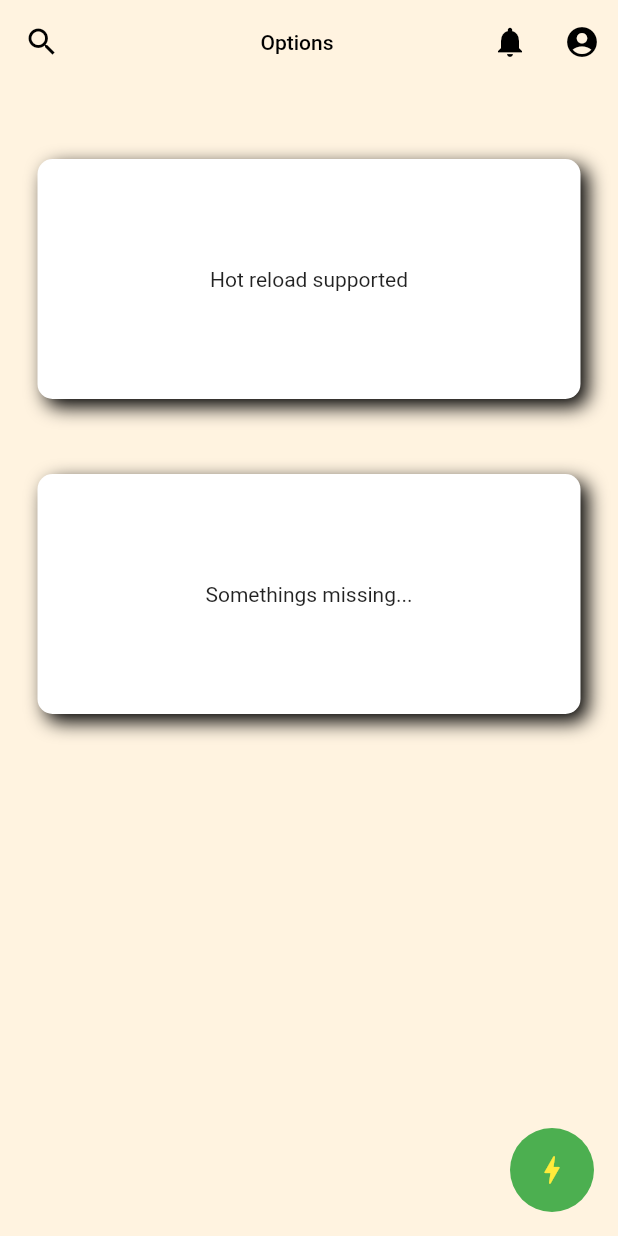
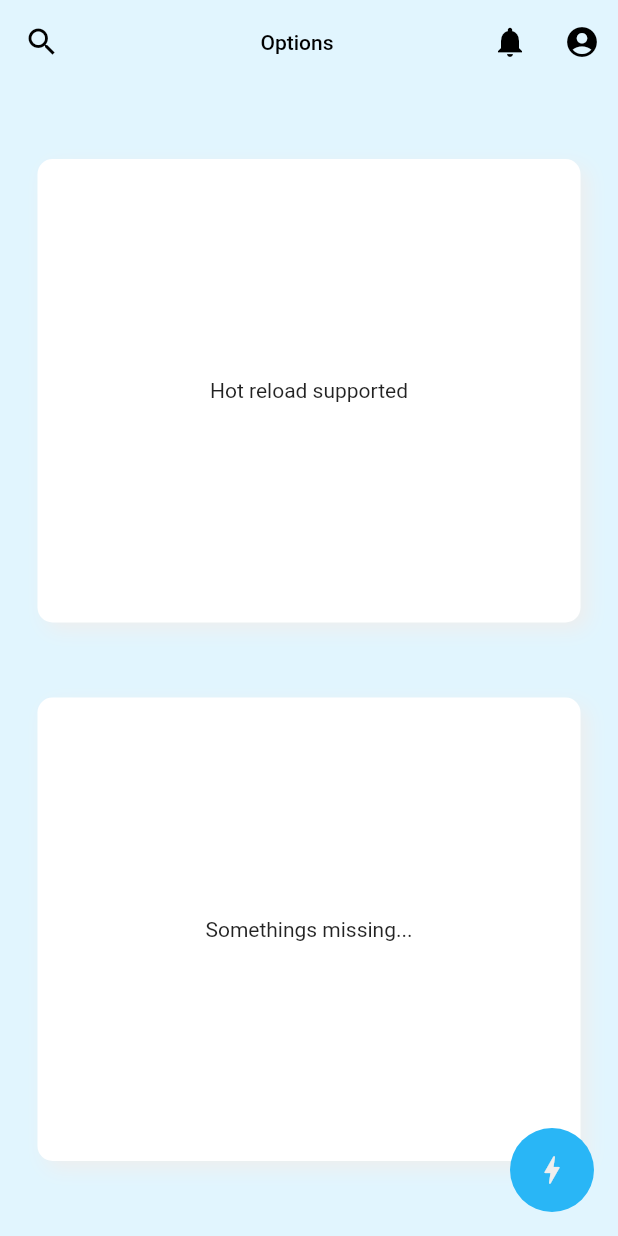
Before and after one commit to AtomiCloudArchive/flutter-screen-prototype, a Flutter app: the screen it shows after launch, after a tap on the "ac unit" icon, on a phone screen of 412 x 824 dp. Run offline on Flutter 3.47's test engine with Material 2 defaults, Android fonts, the phone set to English and light mode, and no system bars; Roboto replaces fonts that are missing (SF Pro Display).

Commit message:
[Feat] Add styling static class

```diff
--- a/lib/card.dart
+++ b/lib/card.dart
@@ -1,26 +1,33 @@
 import 'package:flutter/material.dart';
 
+import 'diamond_styles.dart';
+
 class CustomCard extends StatelessWidget {
-  const CustomCard({this.child});
+  const CustomCard({
+    this.child,
+    this.height,
+  });
 
   final Widget? child;
+
+  final double? height;
 
   @override
   Widget build(BuildContext buildContext) {
     return Container(
+      height: height,
       margin: EdgeInsets.only(top: 25.0, bottom: 25.0),
       child: Center(
-        heightFactor: 10,
         child: child,
       ),
       decoration: BoxDecoration(
-        color: Colors.white,
+        color: ThemeColors.white,
         borderRadius: BorderRadius.all(Radius.circular(10.0)),
         boxShadow: [
           BoxShadow(
             offset: Offset(5, 5),
             blurRadius: 10.0,
-            color: Colors.black,
+            color: ThemeColors.greyLight,
           ),
         ],
       ),
--- /dev/null
+++ b/lib/diamond_styles.dart
@@ -0,0 +1,157 @@
+import 'package:flutter/material.dart';
+
+class ThemeColors {
+  ThemeColors._(); // Prevents class from being instantiated
+
+  static const Color primary = Color(0xFF29B6F6);
+  static const Color primaryDark = Color(0xFF0277BD);
+  static const Color primaryLight = Color(0xFFE1F5FE);
+
+  static const Color black = Color(0xFF000000);
+  static const Color greyDark = Color(0xFF616161);
+  static const Color grey = Color(0xFFBDBDBD);
+  static const Color greyLight = Color(0xFFEEEEEE);
+  static const Color white = Color(0xFFFFFFFF);
+
+  static const Color success = Color(0xFF28A745);
+  static const Color warning = Color(0xFFFFC107);
+  static const Color danger = Color(0xFFDC3545);
+}
+
+class DiamondTypography {
+  DiamondTypography._();
+
+  static const String regularFont = "SF Pro Display";
+  static const String monoFont = "SF Mono";
+
+  static const List<TextStyle> headingBlack = [
+    TextStyle(
+      fontFamily: regularFont,
+      fontSize: 36.0,
+      color: ThemeColors.black,
+    ),
+    TextStyle(
+      fontFamily: regularFont,
+      fontSize: 36.0,
+      color: ThemeColors.black,
+    ),
+    TextStyle(
+      fontFamily: regularFont,
+      fontSize: 36.0,
+      color: ThemeColors.black,
+    ),
+    TextStyle(
+      fontFamily: regularFont,
+      fontSize: 36.0,
+      color: ThemeColors.black,
+    ),
+    TextStyle(
+      fontFamily: regularFont,
+      fontSize: 36.0,
+      color: ThemeColors.black,
+    ),
+    TextStyle(
+      fontFamily: regularFont,
+      fontSize: 36.0,
+      color: ThemeColors.black,
+    ),
+  ];
+  static const List<TextStyle> headingWhite = [
+    TextStyle(
+      fontFamily: regularFont,
+      fontSize: 36.0,
+      color: ThemeColors.white,
+    ),
+    TextStyle(
+      fontFamily: regularFont,
+      fontSize: 36.0,
+      color: ThemeColors.white,
+    ),
+    TextStyle(
+      fontFamily: regularFont,
+      fontSize: 36.0,
+      color: ThemeColors.white,
+    ),
+    TextStyle(
+      fontFamily: regularFont,
+      fontSize: 36.0,
+      color: ThemeColors.white,
+    ),
+    TextStyle(
+      fontFamily: regularFont,
+      fontSize: 36.0,
+      color: ThemeColors.white,
+    ),
+    TextStyle(
+      fontFamily: regularFont,
+      fontSize: 36.0,
+      color: ThemeColors.white,
+    ),
+  ];
+
+  static const TextStyle subtitleBlack = TextStyle(
+    fontFamily: regularFont,
+    fontSize: 36.0,
+    color: ThemeColors.black,
+  );
+  static const TextStyle subtitleWhite = TextStyle(
+    fontFamily: regularFont,
+    fontSize: 36.0,
+    color: ThemeColors.white,
+  );
+
+  static const TextStyle bodyBlack = TextStyle(
+    fontFamily: regularFont,
+    fontSize: 36.0,
+    color: ThemeColors.black,
+  );
+  static const TextStyle bodyWhite = TextStyle(
+    fontFamily: regularFont,
+    fontSize: 36.0,
+    color: ThemeColors.white,
+  );
+
+  static const TextStyle actionTextBlack = TextStyle(
+    fontFamily: regularFont,
+    fontSize: 36.0,
+    color: ThemeColors.black,
+  );
+  static const TextStyle actionTextWhite = TextStyle(
+    fontFamily: regularFont,
+    fontSize: 36.0,
+    color: ThemeColors.white,
+  );
+
+  static const TextStyle captionBlack = TextStyle(
+    fontFamily: regularFont,
+    fontSize: 36.0,
+    color: ThemeColors.black,
+  );
+  static const TextStyle captionWhite = TextStyle(
+    fontFamily: regularFont,
+    fontSize: 36.0,
+    color: ThemeColors.white,
+  );
+
+  static const TextStyle overlineBlack = TextStyle(
+    fontFamily: regularFont,
+    fontSize: 36.0,
+    color: ThemeColors.black,
+  );
+  static const TextStyle overlineWhite = TextStyle(
+    fontFamily: regularFont,
+    fontSize: 36.0,
+    color: ThemeColors.white,
+  );
+
+  static const TextStyle monoBlack = TextStyle(
+    fontFamily: monoFont,
+    fontSize: 18.0,
+    color: ThemeColors.black,
+  );
+  static const TextStyle monoWhite = TextStyle(
+    fontFamily: monoFont,
+    fontSize: 18.0,
+    color: ThemeColors.white,
+  );
+}
--- a/lib/main.dart
+++ b/lib/main.dart
@@ -5,17 +5,11 @@ import 'card.dart';
 import 'notif_screen.dart';
 import 'search_screen.dart';
 import 'server_screen.dart';
+import 'diamond_styles.dart';
 import 'themed_screen.dart';
-
-final Color bkgdColor = Colors.orange.shade50;
-final Color textColor = Colors.black;
 
 void main() {
   runApp(MaterialApp(
-    theme: ThemeData(
-      backgroundColor: bkgdColor,
-      primaryColor: textColor,
-    ),
     title: 'Navigation Basics',
     home: LoginScreen(),
   ));
@@ -93,14 +87,18 @@ class _MyAppState extends State<MyApp> with SingleTickerProviderStateMixin {
                       child: Center(
                         child: TextButton(
                           style: TextButton.styleFrom(
-                            primary: Colors.black,
+                            primary: ThemeColors.black,
                           ),
                           onPressed: () {
                             Navigator.of(context).push(MaterialPageRoute(
                               builder: (context) => ThemedScreen(),
                             ));
                           },
-                          child: Text('Options'),
+                          child: Text(
+                            'Options',
+                            style: TextStyle(
+                                fontFamily: DiamondTypography.regularFont),
+                          ),
                         ),
                       ),
                     );
@@ -112,22 +110,19 @@ class _MyAppState extends State<MyApp> with SingleTickerProviderStateMixin {
                     MaterialPageRoute(builder: (context) => NotifScreen()),
                   ),
                   IconButton(
-                    icon: Icon(Icons.account_circle), //color: textColor),
+                    icon: Icon(Icons.account_circle),
                     onPressed: () {
                       _toggleDrawerAnimation();
                     },
                   ),
                 ],
                 body: customBody(),
-                floatingActionButton: serverButton(),
+                floatingActionButton: AbsorbPointer(
+                  // disables button when drawer is active
+                  absorbing: _animationController.isCompleted,
+                  child: serverButton(),
+                ),
               ),
-              /*
-              Scaffold(
-                appBar: customAppBar(context),
-                body: customBody(context),
-                floatingActionButton: serverButton(context),
-              ),
-              */
             ),
           ],
         );
@@ -166,7 +161,7 @@ class _MyAppState extends State<MyApp> with SingleTickerProviderStateMixin {
           MaterialPageRoute(builder: (context) => NotifScreen()),
         ),
         IconButton(
-          icon: Icon(Icons.account_circle), //color: textColor),
+          icon: Icon(Icons.account_circle),
           onPressed: () {
             _toggleDrawerAnimation();
           },
@@ -180,20 +175,24 @@ class _MyAppState extends State<MyApp> with SingleTickerProviderStateMixin {
         padding: EdgeInsets.all(25.0),
         child: Column(
           children: [
-            CustomCard(child: Text("Hot reload supported")),
-            CustomCard(child: Text("Somethings missing...")),
+            Expanded(
+              child: CustomCard(
+                child: Text("Hot reload supported"),
+              ),
+            ),
+            Expanded(
+              child: CustomCard(
+                child: Text("Somethings missing..."),
+              ),
+            ),
           ],
         ));
-  }
-
-  Widget customDrawer() {
-    return Drawer();
   }
 
   Widget customEndDrawer() {
     return Drawer(
       child: Container(
-        color: Colors.orange[50],
+        color: ThemeColors.primaryLight,
         child: Column(
           children: [
             customProfileCard(Text("Test Account 1")),
@@ -229,9 +228,9 @@ class _MyAppState extends State<MyApp> with SingleTickerProviderStateMixin {
     return Builder(
       builder: (BuildContext context) {
         return FloatingActionButton(
-          backgroundColor: Colors.green,
+          backgroundColor: ThemeColors.primary,
           elevation: 0.0,
-          child: Icon(Icons.bolt, color: Colors.yellow),
+          child: Icon(Icons.bolt, color: ThemeColors.greyLight),
           onPressed: () {
             Navigator.of(context).push(MaterialPageRoute(
               builder: (context) => ServerScreen(),
@@ -247,7 +246,7 @@ class _MyAppState extends State<MyApp> with SingleTickerProviderStateMixin {
     return Builder(
       builder: (BuildContext context) {
         return IconButton(
-          icon: Icon(icon), //color: textColor),
+          icon: Icon(icon),
           onPressed: () {
             Navigator.of(context).push(route);
           },
--- a/lib/search_screen.dart
+++ b/lib/search_screen.dart
@@ -1,6 +1,9 @@
 import 'package:flutter/material.dart';
+import 'dart:math';
 import 'package:vector_math/vector_math_64.dart' as VecMath;
 
+import 'card.dart';
+import 'diamond_styles.dart';
 import 'themed_screen.dart';
 
 class SearchScreen extends StatelessWidget {
@@ -10,7 +13,7 @@ class SearchScreen extends StatelessWidget {
       appBarTitle: Container(
         margin: EdgeInsets.only(right: 56.0), //Default width for leading button
         child: Center(
-          child: Text("Explore", style: TextStyle(color: Colors.black)),
+          child: Text("Explore", style: TextStyle(color: ThemeColors.black)),
         ),
       ),
       body: SearchBody(),
@@ -25,6 +28,9 @@ class SearchBody extends StatefulWidget {
 
 class _SearchBodyState extends State<SearchBody>
     with SingleTickerProviderStateMixin {
+  final double compareBoxSize = 300.0;
+  String a = "TBD";
+  String b = "TBD";
   late AnimationController _animationController;
 
   @override
@@ -46,36 +52,61 @@ class _SearchBodyState extends State<SearchBody>
         : _animationController.reverse();
   }
 
+  updateComparison(String next) {
+    setState(() {
+      if (_animationController.isDismissed) _animationController.forward();
+      a = b;
+      b = next;
+    });
+  }
+
   @override
   Widget build(BuildContext context) {
-    final double infoBoxSize = 300.0; //InfoBox Height
     return AnimatedBuilder(
       animation: _animationController,
       builder: (context, child) {
-        double slide = infoBoxSize * _animationController.value;
+        double slide = compareBoxSize * _animationController.value;
         VecMath.Vector3 down = VecMath.Vector3(0.0, 1.0, 0.0);
 
         return Transform(
           transform: Matrix4.identity()..translate(down * slide),
           child: Transform.translate(
-            offset: Offset(0.0, -infoBoxSize),
+            offset: Offset(0.0, -compareBoxSize),
             child: Column(
               children: [
-                Container(
-                  height: infoBoxSize,
-                  decoration: BoxDecoration(
-                    color: Colors.blue,
-                  ),
-                ),
+                compareBox(a, b),
                 infoBox("Server Type A"),
-                infoBox("Server Type A"),
-                infoBox("Server Type A"),
-                infoBox("Server Type A"),
+                infoBox("Server Type B"),
+                infoBox("Server Type C"),
+                infoBox("Server Type D"),
               ],
             ),
           ),
         );
       },
+    );
+  }
+
+  Widget compareBox(String a, String b) {
+    return Container(
+      height: compareBoxSize,
+      child: Row(
+        children: [
+          Expanded(
+            child: CustomCard(
+              child: Text(a),
+            ),
+          ),
+          Expanded(
+            child: CustomCard(
+              child: Text(b),
+            ),
+          ),
+        ],
+      ),
+      decoration: BoxDecoration(
+        color: ThemeColors.greyLight,
+      ),
     );
   }
 
@@ -99,7 +130,9 @@ class _SearchBodyState extends State<SearchBody>
               Text(text),
               IconButton(
                 icon: Icon(Icons.add),
-                onPressed: () => {},
+                onPressed: () {
+                  updateComparison(text);
+                },
               ),
             ],
           ),
--- a/lib/server_screen.dart
+++ b/lib/server_screen.dart
@@ -1,5 +1,6 @@
 import 'package:flutter/material.dart';
 
+import 'diamond_styles.dart';
 import 'themed_screen.dart';
 
 class ServerScreen extends StatelessWidget {
@@ -9,7 +10,7 @@ class ServerScreen extends StatelessWidget {
       appBarTitle: Container(
         margin: EdgeInsets.only(right: 56.0),
         child: Center(
-          child: Text("Servers", style: TextStyle(color: Colors.black)),
+          child: Text("Servers", style: TextStyle(color: ThemeColors.black)),
         ),
       ),
       body: Center(
@@ -41,7 +42,7 @@ class ServerScreen extends StatelessWidget {
         ),
       ),
       decoration: BoxDecoration(
-        color: Colors.yellow,
+        color: ThemeColors.primary,
       ),
     );
   }
--- a/lib/themed_screen.dart
+++ b/lib/themed_screen.dart
@@ -1,5 +1,7 @@
 import 'package:flutter/cupertino.dart';
 import 'package:flutter/material.dart';
+
+import 'diamond_styles.dart';
 
 class ThemedScreen extends StatelessWidget {
   const ThemedScreen({
@@ -22,15 +24,13 @@ class ThemedScreen extends StatelessWidget {
 
   @override
   Widget build(BuildContext context) {
-    final Color bkgdColor = Colors.orange.shade50;
-    final Color textColor = Colors.black;
     return Scaffold(
-      backgroundColor: bkgdColor,
+      backgroundColor: ThemeColors.primaryLight,
       appBar: AppBar(
         elevation: 0.0,
-        backgroundColor: bkgdColor,
+        backgroundColor: ThemeColors.primaryLight,
         iconTheme: IconThemeData(
-          color: textColor,
+          color: ThemeColors.black,
         ),
         leading: appBarLeading,
         title: appBarTitle,
--- a/pubspec.yaml
+++ b/pubspec.yaml
@@ -74,3 +74,7 @@ flutter:
   #
   # For details regarding fonts from package dependencies,
   # see https://flutter.dev/custom-fonts/#from-packages
+  fonts:
+    - family: SF Pro Display
+      fonts:
+        - asset: build/flutter_assets/fonts/SFProDisplay-Regular.ttf
```
